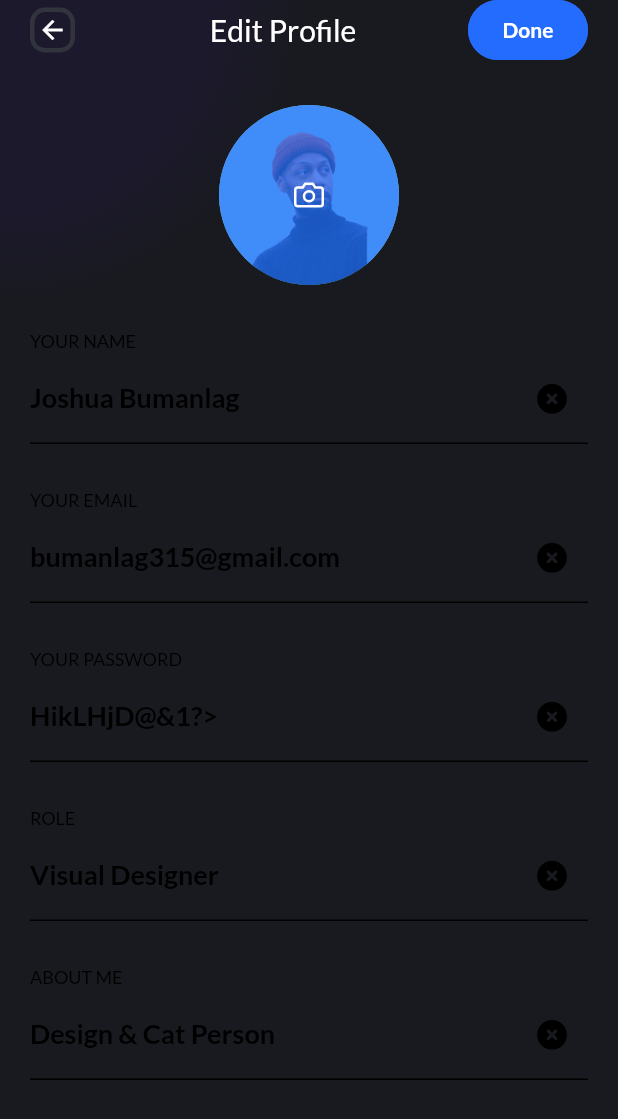
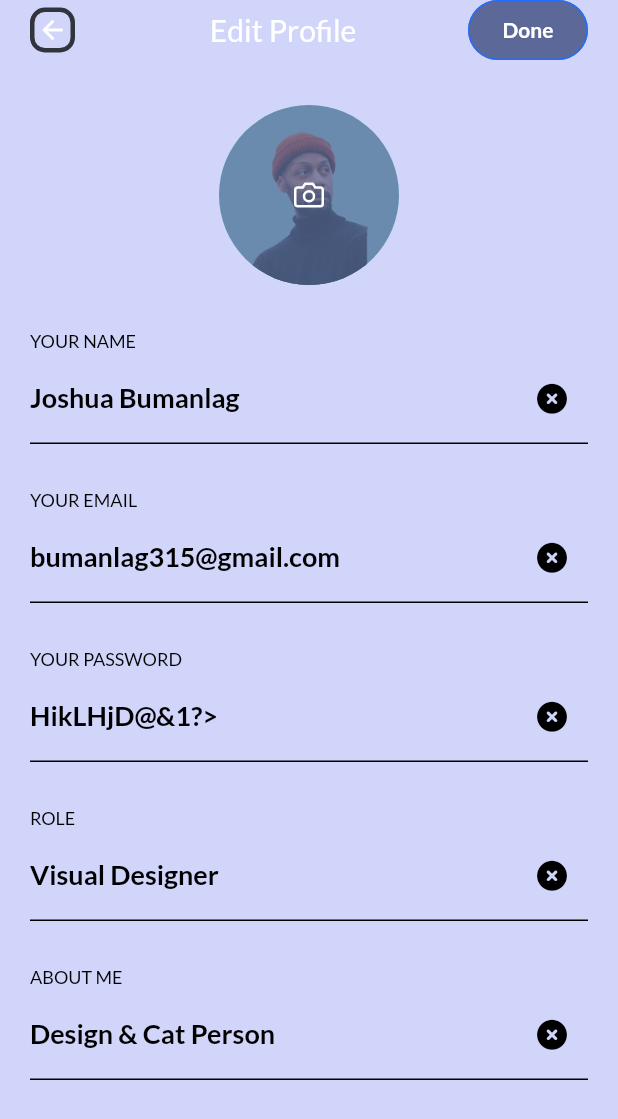
Before and after one commit to BooManLag/UMAK_PLM_Productivity, a Flutter app: the EditProfilePage screen opened directly, on a phone screen of 412 x 824 dp. Shown: the top 1119 px of the screen. Run offline on Flutter 3.47's test engine with Material 2 defaults, Android fonts, the phone set to English and light mode, and no system bars; our stand-ins replace fl_chart, flutter_feather_icons, flutter_slidable, font_awesome_flutter, get, google_fonts and 2 more; missing offline and left inert: flutter_shapes.

Commit message:
Change the color of the background of edit profile, so it the inputted text from white to blac

```diff
--- a/lib/Screens/Profile/edit_profile.dart
+++ b/lib/Screens/Profile/edit_profile.dart
@@ -21,11 +21,8 @@ class EditProfilePage extends StatelessWidget {
   @override
   Widget build(BuildContext context) {
     return Scaffold(
+        backgroundColor: HexColor.fromHex("#D1D5FA"),
         body: Stack(children: [
-      DarkRadialBackground(
-        color: HexColor.fromHex("#181a1f"),
-        position: "topLeft",
-      ),
       Padding(
           padding: EdgeInsets.only(left: 20, right: 20),
           child: SafeArea(
@@ -52,7 +49,7 @@ class EditProfilePage extends StatelessWidget {
                     width: 120,
                     height: 120,
                     decoration:
-                        BoxDecoration(color: AppColors.primaryAccentColor.withOpacity(0.75), shape: BoxShape.circle),
+                        BoxDecoration(color: HexColor.fromHex("#5C6898").withOpacity(0.75), shape: BoxShape.circle),
                     child: Icon(FeatherIcons.camera, color: Colors.white, size: 20))
               ],
             ),
--- a/lib/widgets/Buttons/primary_progress_button.dart
+++ b/lib/widgets/Buttons/primary_progress_button.dart
@@ -26,7 +26,7 @@ class PrimaryProgressButton extends StatelessWidget {
           onPressed: callback,
           style: ButtonStyle(
               backgroundColor:
-                  MaterialStateProperty.all<Color>(HexColor.fromHex("246CFE")),
+                  MaterialStateProperty.all<Color>(HexColor.fromHex("#5C6898")),
               shape: MaterialStateProperty.all<RoundedRectangleBorder>(
                   RoundedRectangleBorder(
                       borderRadius: BorderRadius.circular(50.0),
--- a/lib/widgets/Forms/form_input_with _label.dart
+++ b/lib/widgets/Forms/form_input_with _label.dart
@@ -37,7 +37,7 @@ class LabelledFormInput extends StatelessWidget {
           controller: controller,
 
           style: GoogleFonts.lato(
-              fontWeight: FontWeight.bold, fontSize: 18, color: Colors.white),
+              fontWeight: FontWeight.bold, fontSize: 18, color: Colors.black),
           onTap: () {},
           keyboardType: keyboardType == "text"
               ? TextInputType.text
```
